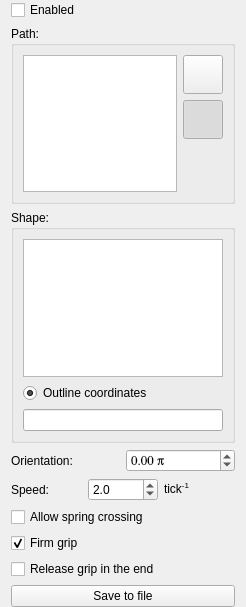
Before: the Qt Designer form simulator/ui/qactuatorwidget.ui in dantrag/spring_simulator, drawn with Qt 5.
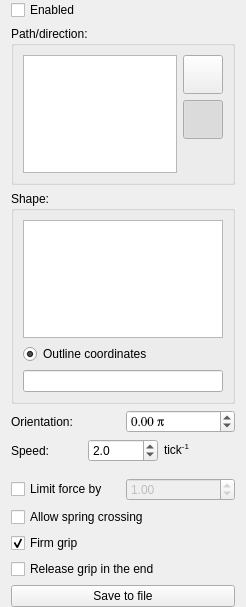
After: the same form once the commit is applied. Icons and pictures are not drawn.

Commit message: Added force-based control of actuators and python code to extract forces

The edit to the form file:
```diff
--- a/simulator/ui/qactuatorwidget.ui
+++ b/simulator/ui/qactuatorwidget.ui
@@ -39,7 +39,7 @@
    <item>
     <widget class="QGroupBox" name="static5">
      <property name="title">
-      <string>Path:</string>
+      <string>Path/direction:</string>
      </property>
      <layout class="QHBoxLayout" name="horizontalLayout">
       <item>
@@ -50,7 +50,7 @@
        </widget>
       </item>
       <item>
-       <layout class="QVBoxLayout" name="layout6">
+       <layout class="QVBoxLayout" name="layout5">
         <item>
          <widget class="QToolButton" name="clear_button">
           <property name="toolTip">
@@ -220,6 +220,42 @@
      </item>
     </layout>
    </item>
+   <item>
+    <layout class="QHBoxLayout" name="layout6">
+     <property name="topMargin">
+      <number>10</number>
+     </property>
+     <item>
+      <widget class="QCheckBox" name="limit_force_checkbox">
+       <property name="text">
+        <string>Limit force by</string>
+       </property>
+      </widget>
+     </item>
+     <item>
+      <widget class="QDoubleSpinBox" name="force_spinbox">
+       <property name="enabled">
+        <bool>false</bool>
+       </property>
+       <property name="decimals">
+        <number>2</number>
+       </property>
+       <property name="minimum">
+        <double>0.000000000000000</double>
+       </property>
+       <property name="maximum">
+        <double>999.000000000000000</double>
+       </property>
+       <property name="singleStep">
+        <double>0.100000000000000</double>
+       </property>
+       <property name="value">
+        <double>1.000000000000000</double>
+       </property>
+      </widget>
+     </item>
+    </layout>
+   </item>
    <item>
     <widget class="QCheckBox" name="allow_spring_crossing_checkbox">
      <property name="text">
```
Left out of the diff: 2 changed lines with no effect on the pictures. The commit also changes 12 other files.
